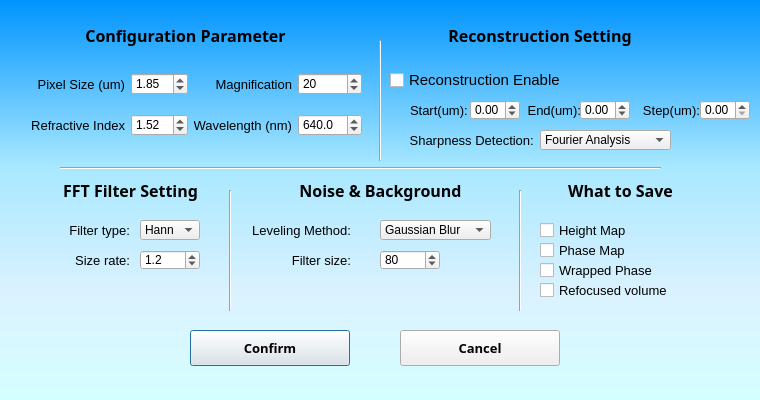
Old version of the form Lei Temp/GUI/ui_files/param_set_dialog.ui in the repository YipLab/DHM.
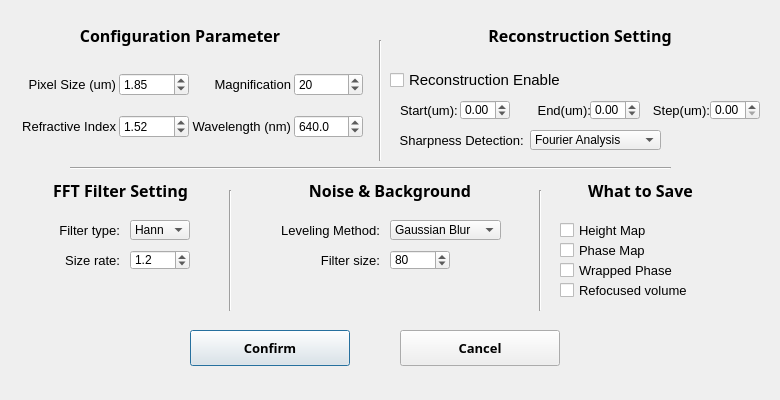
New version of the form.

```diff
--- a/Lei Temp/GUI/ui_files/param_set_dialog.ui
+++ b/Lei Temp/GUI/ui_files/param_set_dialog.ui
@@ -6,7 +6,7 @@
    <rect>
     <x>0</x>
     <y>0</y>
-    <width>760</width>
+    <width>780</width>
     <height>400</height>
    </rect>
   </property>
@@ -14,13 +14,12 @@
    <string>Dialog</string>
   </property>
   <property name="styleSheet">
-   <string notr="true">QDialog#SystemSetting {
-background-color: qlineargradient(spread:pad, x1:0, y1:0, x2:0, y2:1, stop:0 rgba(0, 148, 255, 255), stop:0.414773 rgba(168, 232, 255, 255), stop:0.738636 rgba(219, 242, 255, 255), stop:1 rgba(212, 255, 255, 255));}</string>
+   <string notr="true"/>
   </property>
   <widget class="Line" name="line">
    <property name="geometry">
     <rect>
-     <x>60</x>
+     <x>70</x>
      <y>160</y>
      <width>601</width>
      <height>16</height>
@@ -81,13 +80,16 @@
   <widget class="QWidget" name="layoutWidget_2">
    <property name="geometry">
     <rect>
-     <x>31</x>
+     <x>22</x>
      <y>60</y>
-     <width>331</width>
+     <width>341</width>
      <height>91</height>
     </rect>
    </property>
    <layout class="QGridLayout" name="gridLayout">
+    <property name="horizontalSpacing">
+     <number>3</number>
+    </property>
     <item row="1" column="2">
      <widget class="QLabel" name="label_wavelength">
       <property name="font">
@@ -107,25 +109,6 @@
       </property>
      </widget>
     </item>
-    <item row="1" column="0">
-     <widget class="QLabel" name="label_RI">
-      <property name="font">
-       <font>
-        <family>Arial</family>
-        <pointsize>10</pointsize>
-       </font>
-      </property>
-      <property name="locale">
-       <locale language="English" country="Canada"/>
-      </property>
-      <property name="text">
-       <string>Refractive Index</string>
-      </property>
-      <property name="alignment">
-       <set>Qt::AlignRight|Qt::AlignTrailing|Qt::AlignVCenter</set>
-      </property>
-     </widget>
-    </item>
     <item row="0" column="1">
      <widget class="QDoubleSpinBox" name="pixel_size">
       <property name="locale">
@@ -243,6 +226,31 @@
       </property>
      </widget>
     </item>
+    <item row="1" column="0">
+     <widget class="QLabel" name="label_RI">
+      <property name="minimumSize">
+       <size>
+        <width>90</width>
+        <height>0</height>
+       </size>
+      </property>
+      <property name="font">
+       <font>
+        <family>Arial</family>
+        <pointsize>10</pointsize>
+       </font>
+      </property>
+      <property name="locale">
+       <locale language="English" country="Canada"/>
+      </property>
+      <property name="text">
+       <string>Refractive Index</string>
+      </property>
+      <property name="alignment">
+       <set>Qt::AlignRight|Qt::AlignTrailing|Qt::AlignVCenter</set>
+      </property>
+     </widget>
+    </item>
    </layout>
   </widget>
   <widget class="QPushButton" name="pushButton_confirm">
@@ -296,9 +304,9 @@
   <widget class="QLabel" name="Title_config">
    <property name="geometry">
     <rect>
-     <x>70</x>
+     <x>50</x>
      <y>20</y>
-     <width>231</width>
+     <width>260</width>
      <height>30</height>
     </rect>
    </property>
@@ -323,9 +331,9 @@
   <widget class="QLabel" name="Title_recon">
    <property name="geometry">
     <rect>
-     <x>440</x>
+     <x>450</x>
      <y>20</y>
-     <width>200</width>
+     <width>260</width>
      <height>30</height>
     </rect>
    </property>
@@ -350,7 +358,7 @@
   <widget class="QDoubleSpinBox" name="SpinBox_start_recon">
    <property name="geometry">
     <rect>
-     <x>470</x>
+     <x>460</x>
      <y>100</y>
      <width>50</width>
      <height>20</height>
@@ -369,7 +377,7 @@
   <widget class="QDoubleSpinBox" name="SpinBox_end_recon">
    <property name="geometry">
     <rect>
-     <x>580</x>
+     <x>590</x>
      <y>100</y>
      <width>50</width>
      <height>20</height>
@@ -388,7 +396,7 @@
   <widget class="QDoubleSpinBox" name="SpinBox_step_recon">
    <property name="geometry">
     <rect>
-     <x>700</x>
+     <x>710</x>
      <y>100</y>
      <width>50</width>
      <height>20</height>
@@ -404,7 +412,7 @@
   <widget class="QLabel" name="label_start_recon">
    <property name="geometry">
     <rect>
-     <x>410</x>
+     <x>400</x>
      <y>100</y>
      <width>60</width>
      <height>20</height>
@@ -431,7 +439,7 @@
   <widget class="QLabel" name="label_end_recon">
    <property name="geometry">
     <rect>
-     <x>520</x>
+     <x>530</x>
      <y>100</y>
      <width>61</width>
      <height>20</height>
@@ -458,7 +466,7 @@
     <rect>
      <x>640</x>
      <y>100</y>
-     <width>60</width>
+     <width>70</width>
      <height>20</height>
     </rect>
    </property>
@@ -481,9 +489,9 @@
   <widget class="QLabel" name="label">
    <property name="geometry">
     <rect>
-     <x>50</x>
+     <x>30</x>
      <y>180</y>
-     <width>161</width>
+     <width>181</width>
      <height>21</height>
     </rect>
    </property>
@@ -505,7 +513,7 @@
   <widget class="QDoubleSpinBox" name="doubleSpinBox">
    <property name="geometry">
     <rect>
-     <x>140</x>
+     <x>130</x>
      <y>250</y>
      <width>60</width>
      <height>20</height>
@@ -530,7 +538,7 @@
   <widget class="QComboBox" name="comboBox">
    <property name="geometry">
     <rect>
-     <x>140</x>
+     <x>130</x>
      <y>220</y>
      <width>60</width>
      <height>20</height>
@@ -550,7 +558,7 @@
   <widget class="QLabel" name="label_3">
    <property name="geometry">
     <rect>
-     <x>50</x>
+     <x>40</x>
      <y>250</y>
      <width>80</width>
      <height>20</height>
@@ -572,7 +580,7 @@
   <widget class="QLabel" name="label_2">
    <property name="geometry">
     <rect>
-     <x>50</x>
+     <x>40</x>
      <y>220</y>
      <width>80</width>
      <height>20</height>
@@ -596,7 +604,7 @@
     <rect>
      <x>290</x>
      <y>180</y>
-     <width>181</width>
+     <width>200</width>
      <height>21</height>
     </rect>
    </property>
@@ -618,7 +626,7 @@
   <widget class="QLabel" name="label_step_recon_2">
    <property name="geometry">
     <rect>
-     <x>400</x>
+     <x>390</x>
      <y>130</y>
      <width>141</width>
      <height>20</height>
@@ -643,7 +651,7 @@
   <widget class="QComboBox" name="comboBox_2">
    <property name="geometry">
     <rect>
-     <x>540</x>
+     <x>530</x>
      <y>130</y>
      <width>131</width>
      <height>20</height>
@@ -676,7 +684,7 @@
   <widget class="QLabel" name="label_5">
    <property name="geometry">
     <rect>
-     <x>540</x>
+     <x>560</x>
      <y>180</y>
      <width>161</width>
      <height>21</height>
@@ -700,7 +708,7 @@
   <widget class="QCheckBox" name="checkBox_recon_2">
    <property name="geometry">
     <rect>
-     <x>540</x>
+     <x>560</x>
      <y>220</y>
      <width>181</width>
      <height>20</height>
@@ -746,7 +754,7 @@
   <widget class="QCheckBox" name="checkBox_recon_3">
    <property name="geometry">
     <rect>
-     <x>540</x>
+     <x>560</x>
      <y>240</y>
      <width>181</width>
      <height>20</height>
@@ -792,7 +800,7 @@
   <widget class="QCheckBox" name="checkBox_recon_4">
    <property name="geometry">
     <rect>
-     <x>540</x>
+     <x>560</x>
      <y>260</y>
      <width>181</width>
      <height>20</height>
@@ -838,7 +846,7 @@
   <widget class="QCheckBox" name="checkBox_recon_5">
    <property name="geometry">
     <rect>
-     <x>540</x>
+     <x>560</x>
      <y>280</y>
      <width>181</width>
      <height>20</height>
@@ -897,7 +905,7 @@
   <widget class="Line" name="line_4">
    <property name="geometry">
     <rect>
-     <x>510</x>
+     <x>530</x>
      <y>190</y>
      <width>20</width>
      <height>121</height>
@@ -910,9 +918,9 @@
   <widget class="QLabel" name="label_6">
    <property name="geometry">
     <rect>
-     <x>250</x>
+     <x>260</x>
      <y>220</y>
-     <width>101</width>
+     <width>120</width>
      <height>20</height>
     </rect>
    </property>
@@ -935,7 +943,7 @@
   <widget class="QComboBox" name="comboBox_3">
    <property name="geometry">
     <rect>
-     <x>380</x>
+     <x>390</x>
      <y>220</y>
      <width>111</width>
      <height>20</height>
@@ -958,9 +966,9 @@
   <widget class="QLabel" name="label_7">
    <property name="geometry">
     <rect>
-     <x>250</x>
+     <x>260</x>
      <y>250</y>
-     <width>101</width>
+     <width>120</width>
      <height>20</height>
     </rect>
    </property>
@@ -983,7 +991,7 @@
   <widget class="QDoubleSpinBox" name="doubleSpinBox_2">
    <property name="geometry">
     <rect>
-     <x>380</x>
+     <x>390</x>
      <y>250</y>
      <width>60</width>
      <height>20</height>
```
